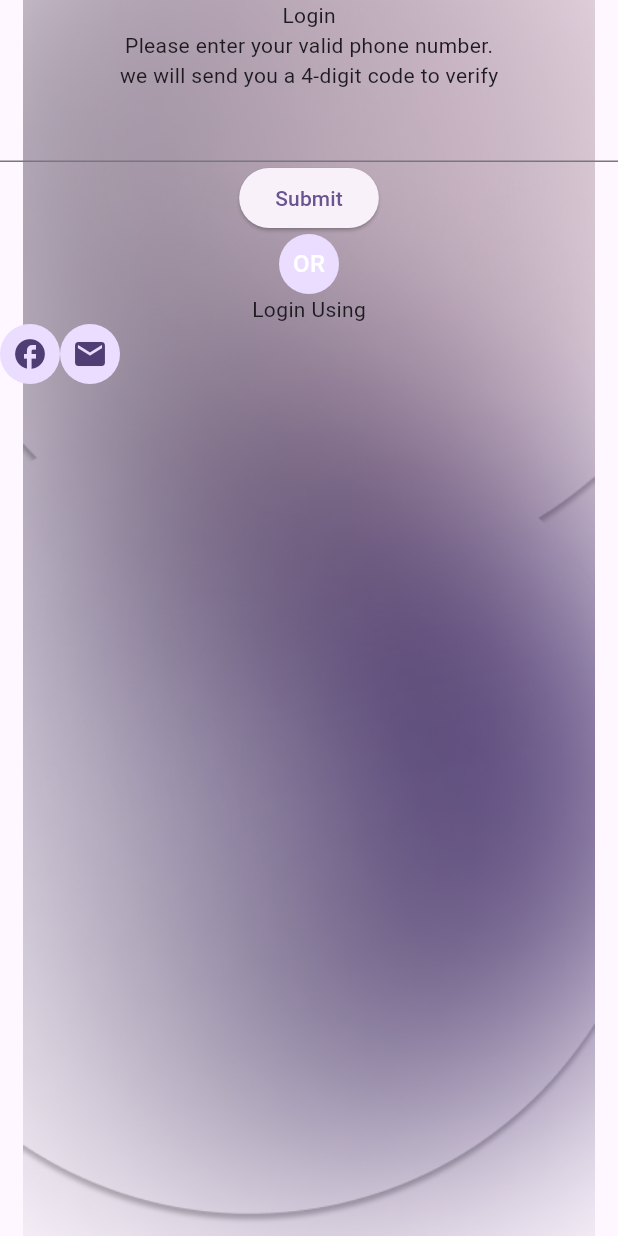
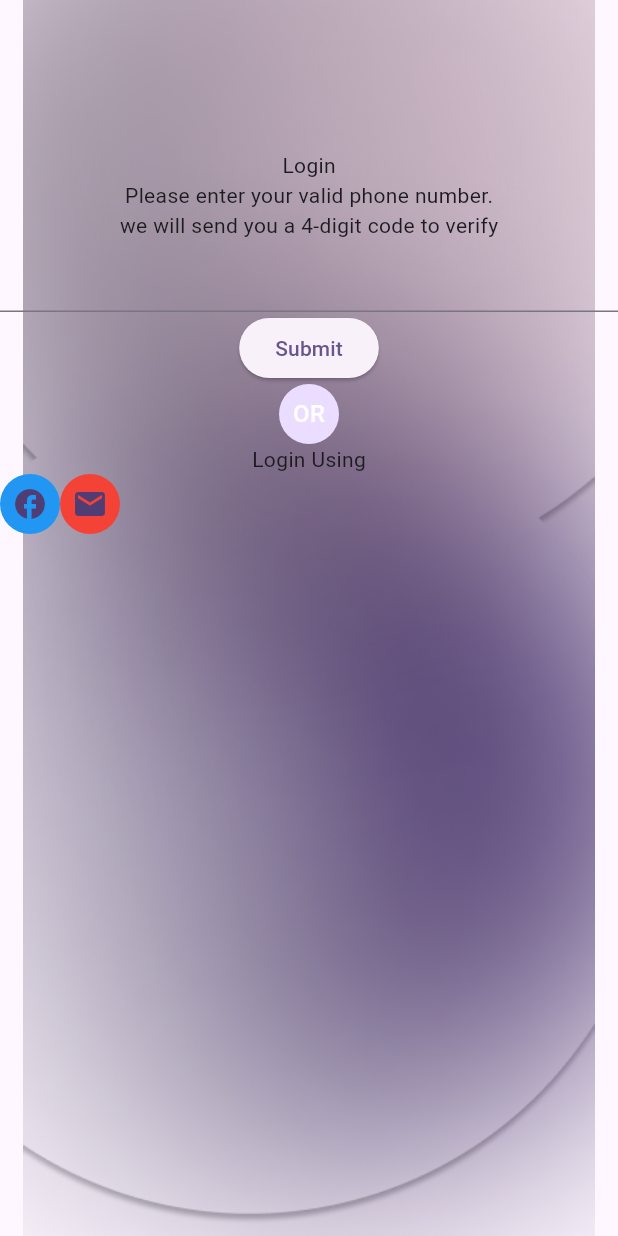
Before and after one commit to dilanranasinghe96/Technical-Interview, a Flutter app: the screen it shows after launch, on a phone screen of 412 x 824 dp. Run offline on Flutter 3.47's test engine with Material 3 defaults, Android fonts, the phone set to English and light mode, and no system bars.

Commit message:
Update login.dart

```diff
--- a/lib/screens/login.dart
+++ b/lib/screens/login.dart
@@ -20,6 +20,9 @@ class _LoginScreenState extends State<LoginScreen> {
           ),
           Column(
             children: [
+              const SizedBox(
+                height: 100,
+              ),
               const Text("Login"),
               const Text('Please enter your valid phone number.'),
               const Text("we will send you a 4-digit code to verify"),
@@ -37,9 +40,16 @@ class _LoginScreenState extends State<LoginScreen> {
               const Row(
                 children: [
                   CircleAvatar(
-                    child: Icon(Icons.facebook),
+                    backgroundColor: Colors.blue,
+                    child: Stack(
+                      children: [Icon(Icons.facebook)],
+                    ),
                   ),
-                  CircleAvatar(child: Icon(Icons.mail))
+                  CircleAvatar(
+                      backgroundColor: Colors.red,
+                      child: Stack(
+                        children: [Icon(Icons.mail)],
+                      ))
                 ],
               )
             ],
```
